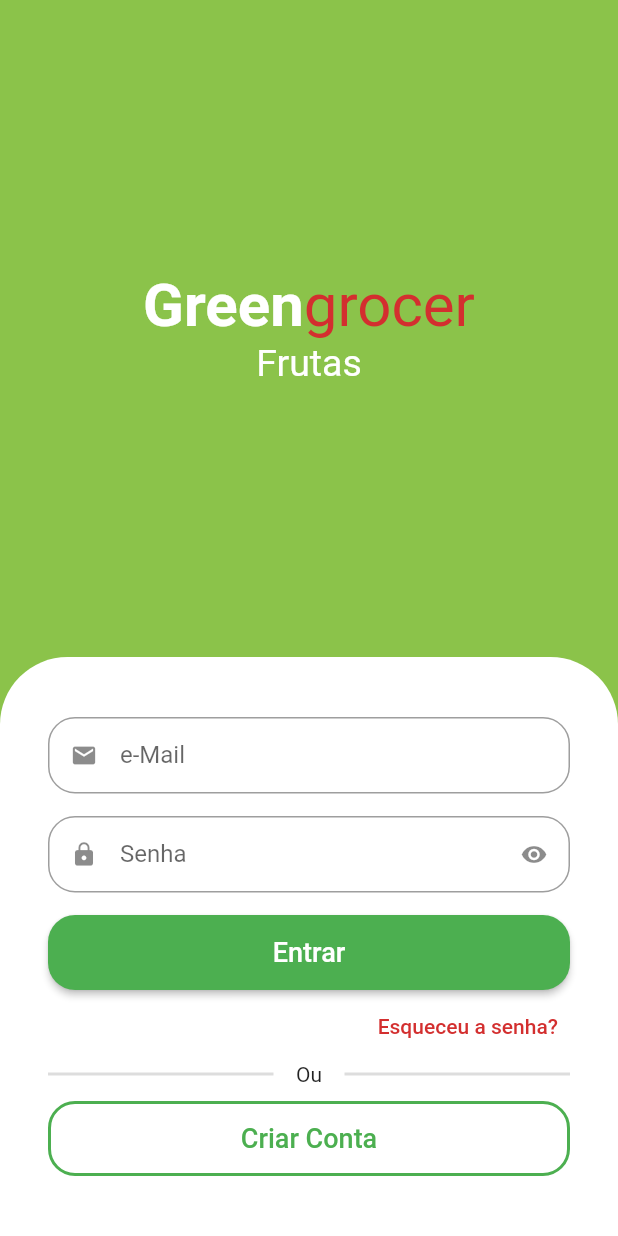
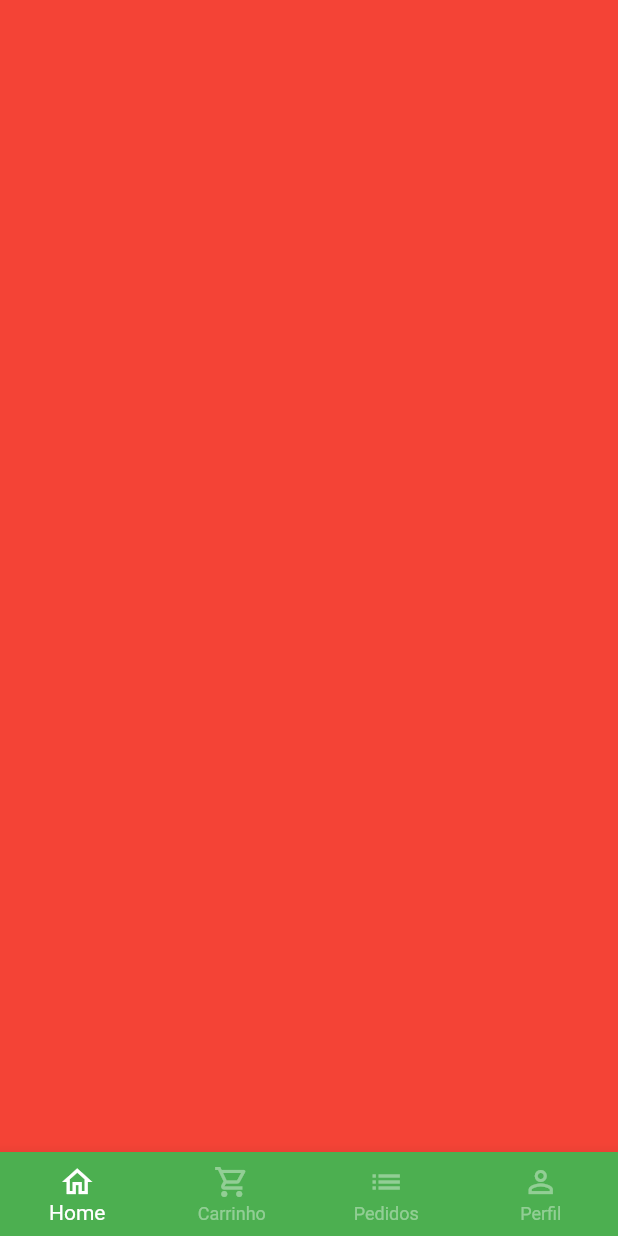
Before and after one commit to manfriny/greengrocer, a Flutter app: the screen it shows after launch, after a tap on "Entrar", on a phone screen of 412 x 824 dp. Run offline on Flutter 3.47's test engine with Material 2 defaults, Android fonts, the phone set to English and light mode, and no system bars; drawn by our look-alikes of animated_text_kit; our stand-ins replace mask_text_input_formatter.

Commit message:
Aula16 Finalizada

```diff
--- a/lib/src/auth/sign_in_screen.dart
+++ b/lib/src/auth/sign_in_screen.dart
@@ -2,6 +2,7 @@ import 'package:animated_text_kit/animated_text_kit.dart';
 import 'package:flutter/material.dart';
 import 'package:greengrocer/src/auth/components/custom_text_field.dart';
 import 'package:greengrocer/src/auth/sign_up_screen.dart';
+import 'package:greengrocer/src/base/base_screen.dart';
 import 'package:greengrocer/src/config/custom_colors.dart';
 
 class SignInScreen extends StatelessWidget {
@@ -110,7 +111,13 @@ class SignInScreen extends StatelessWidget {
                             borderRadius: BorderRadius.circular(18),
                           ),
                         ),
-                        onPressed: () {},
+                        onPressed: () {
+                          Navigator.of(context).pushReplacement(
+                            MaterialPageRoute(builder: (c) {
+                              return const BaseScreen();
+                            }),
+                          );
+                        },
                         child: const Text(
                           'Entrar',
                           style: TextStyle(fontSize: 18),
--- /dev/null
+++ b/lib/src/base/base_screen.dart
@@ -0,0 +1,40 @@
+import 'package:flutter/material.dart';
+
+class BaseScreen extends StatelessWidget {
+  const BaseScreen({super.key});
+
+  @override
+  Widget build(BuildContext context) {
+    final size = MediaQuery.of(context).size;
+
+    return Scaffold(
+      body: Container(
+        color: Colors.red,
+      ),
+      bottomNavigationBar: BottomNavigationBar(
+        type: BottomNavigationBarType.fixed,
+        backgroundColor: Colors.green,
+        selectedItemColor: Colors.white,
+        unselectedItemColor: Colors.white.withAlpha(100),
+        items: const [
+          BottomNavigationBarItem(
+            icon: Icon(Icons.home_outlined),
+            label: 'Home',
+          ),
+          BottomNavigationBarItem(
+            icon: Icon(Icons.shopping_cart_outlined),
+            label: 'Carrinho',
+          ),
+          BottomNavigationBarItem(
+            icon: Icon(Icons.list),
+            label: 'Pedidos',
+          ),
+          BottomNavigationBarItem(
+            icon: Icon(Icons.person_outline),
+            label: 'Perfil',
+          ),
+        ],
+      ),
+    );
+  }
+}
```
